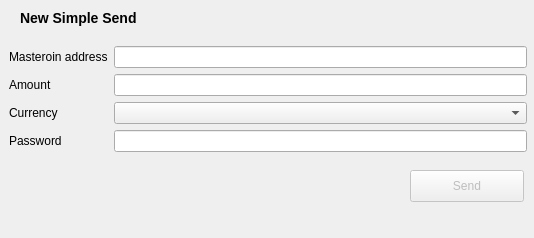
The window that lib/mastercoin-wallet/gui/simple_send_window.ui (maran/mastercoin-wallet) describes before a commit, drawn with Qt 5.
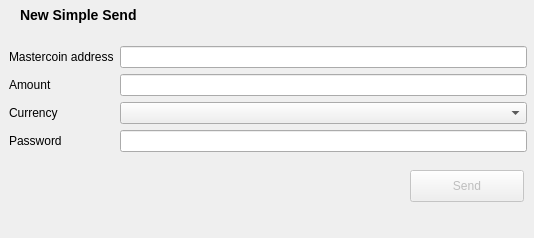
The same window after the commit.

Patch:
```diff
--- a/lib/mastercoin-wallet/gui/simple_send_window.ui
+++ b/lib/mastercoin-wallet/gui/simple_send_window.ui
@@ -35,7 +35,7 @@
       <item row="0" column="0">
        <widget class="QLabel" name="label_2">
         <property name="text">
-         <string>Masteroin address</string>
+         <string>Mastercoin address</string>
         </property>
        </widget>
       </item>
@@ -91,9 +91,9 @@
    <property name="geometry">
     <rect>
      <x>20</x>
-     <y>10</y>
+     <y>5</y>
      <width>151</width>
-     <height>16</height>
+     <height>21</height>
     </rect>
    </property>
    <property name="text">
```
